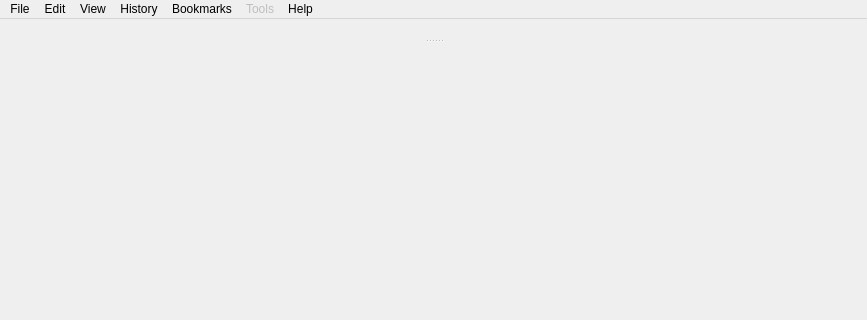
Before: the Qt Designer form src/ui/MainWindow.ui in OtterBrowser/otter-browser, drawn with Qt 5; both pictures show x 0 to 867 and y 0 to 320 of the 867 by 771 pixel window.
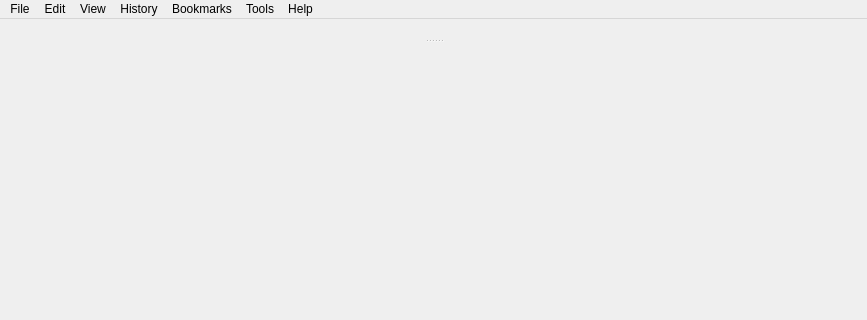
After: the same form once the commit is applied. Custom widgets are drawn as their Qt base class.

Commit message: Expose Cookies Manager in Tools menu

Patch:
```diff
--- a/src/ui/MainWindow.ui
+++ b/src/ui/MainWindow.ui
@@ -169,9 +169,6 @@
     <addaction name="separator"/>
    </widget>
    <widget class="QMenu" name="menuTools">
-    <property name="enabled">
-     <bool>false</bool>
-    </property>
     <property name="title">
      <string>Tools</string>
     </property>
```
Left out of the diff: 37 changed lines with no effect on the pictures. The commit also changes 2 other files.
